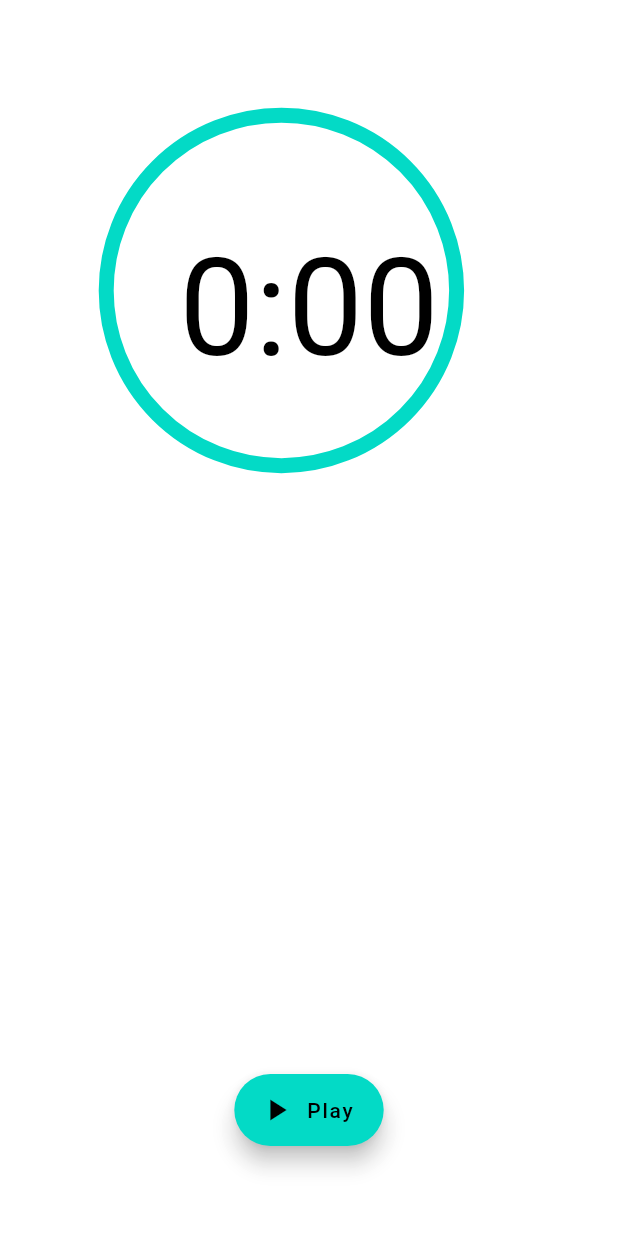
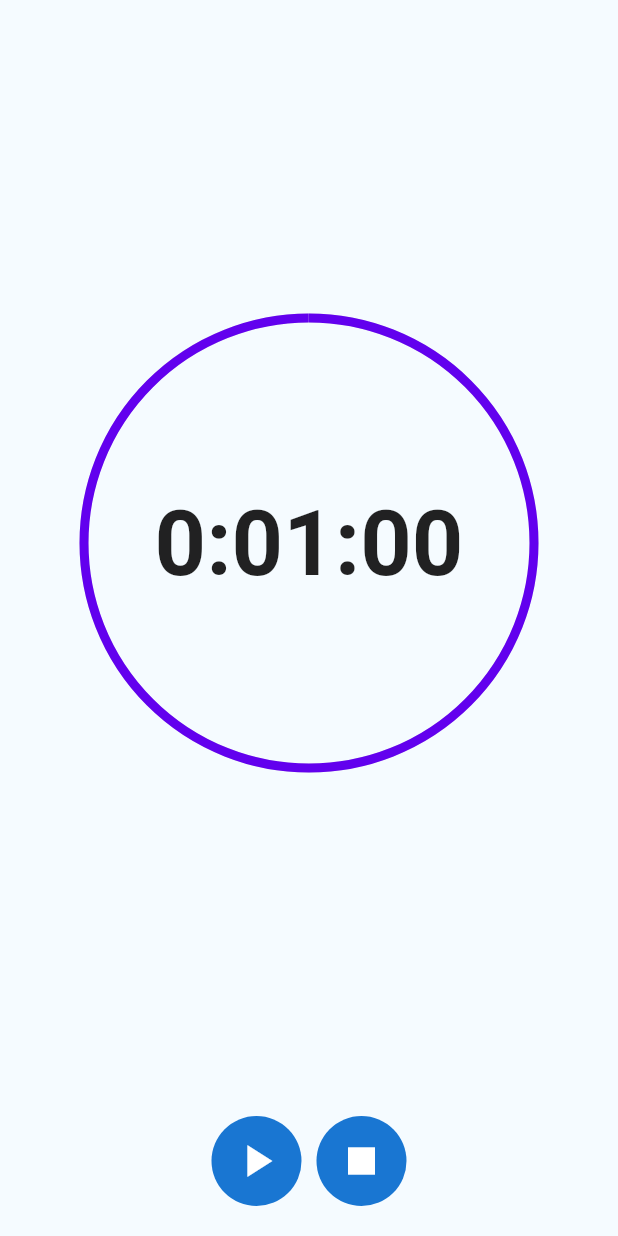
Before and after one commit to AlvinKuruvilla/stand-up, a Flutter app: the CountDownTimer screen opened directly, on a phone screen of 412 x 824 dp. Run offline on Flutter 3.47's test engine with Material 2 defaults, Android fonts, the phone set to English and light mode, and no system bars; drawn by our look-alikes of overlay_support; our stand-ins replace firebase_core, introduction_screen, settings_ui; accounts and stored records are empty.

Commit message:
Add firebase support and notifications when timer expires

```diff
--- a/stand_up/lib/Widgets/Timer/animated_clock.dart
+++ b/stand_up/lib/Widgets/Timer/animated_clock.dart
@@ -1,8 +1,8 @@
+import 'package:flutter/cupertino.dart';
 import 'package:flutter/material.dart';
-import 'package:stand_up/Widgets/Timer/timer_painter.dart';
+import 'package:overlay_support/overlay_support.dart';
+import 'package:stand_up/Widgets/Timer/round_button.dart';
 
-// TODO: The pause button does not turn back into a play button when pressed
-// TODO: Add functionality to reset the timer when a session is started
 class CountDownTimer extends StatefulWidget {
   const CountDownTimer({super.key});
 
@@ -14,10 +14,42 @@ class CountDownTimer extends StatefulWidget {
 class _CountDownTimerState extends State<CountDownTimer>
     with TickerProviderStateMixin {
   late AnimationController controller;
+  bool isPlaying = false;
 
-  String get timerString {
-    Duration duration = controller.duration! * controller.value;
-    return '${duration.inMinutes}:${(duration.inSeconds % 60).toString().padLeft(2, '0')}';
+  String get countText {
+    Duration count = controller.duration! * controller.value;
+    return controller.isDismissed
+        ? '${controller.duration!.inHours}:${(controller.duration!.inMinutes % 60).toString().padLeft(2, '0')}:${(controller.duration!.inSeconds % 60).toString().padLeft(2, '0')}'
+        : '${count.inHours}:${(count.inMinutes % 60).toString().padLeft(2, '0')}:${(count.inSeconds % 60).toString().padLeft(2, '0')}';
+  }
+
+  double progress = 1.0;
+
+  void notify() {
+    if (countText == '0:00:00') {
+      showOverlayNotification((context) {
+        return Card(
+          margin: const EdgeInsets.symmetric(horizontal: 4),
+          child: SafeArea(
+            child: ListTile(
+              leading: SizedBox.fromSize(
+                  size: const Size(40, 40),
+                  child: ClipOval(
+                      child: Container(
+                    color: Colors.black,
+                  ))),
+              title: const Text('Standup'),
+              subtitle: const Text('Your standing session has finished!'),
+              trailing: IconButton(
+                  icon: const Icon(Icons.close),
+                  onPressed: () {
+                    OverlaySupportEntry.of(context)?.dismiss();
+                  }),
+            ),
+          ),
+        );
+      }, duration: const Duration(milliseconds: 4000));
+    }
   }
 
   @override
@@ -25,88 +57,122 @@ class _CountDownTimerState extends State<CountDownTimer>
     super.initState();
     controller = AnimationController(
       vsync: this,
-      duration: const Duration(minutes: 2),
+      duration: const Duration(seconds: 60),
     );
+
+    controller.addListener(() {
+      notify();
+      if (controller.isAnimating) {
+        setState(() {
+          progress = controller.value;
+        });
+      } else {
+        setState(() {
+          progress = 1.0;
+          isPlaying = false;
+        });
+      }
+    });
+  }
+
+  @override
+  void dispose() {
+    controller.dispose();
+    super.dispose();
   }
 
   @override
   Widget build(BuildContext context) {
-    ThemeData themeData = Theme.of(context);
     return Scaffold(
-      backgroundColor: Colors.white10,
-      body: AnimatedBuilder(
+      backgroundColor: const Color(0xfff5fbff),
+      body: Column(
+        children: [
+          Expanded(
+            child: Stack(
+              alignment: Alignment.center,
+              children: [
+                SizedBox(
+                  width: 300,
+                  height: 300,
+                  child: CircularProgressIndicator(
+                    backgroundColor: Colors.grey.shade300,
+                    value: progress,
+                    strokeWidth: 6,
+                  ),
+                ),
+                GestureDetector(
+                  onTap: () {
+                    if (controller.isDismissed) {
+                      showModalBottomSheet(
+                        context: context,
+                        builder: (context) => SizedBox(
+                          height: 300,
+                          child: CupertinoTimerPicker(
+                            initialTimerDuration: controller.duration!,
+                            onTimerDurationChanged: (time) {
+                              setState(() {
+                                controller.duration = time;
+                              });
+                            },
+                          ),
+                        ),
+                      );
+                    }
+                  },
+                  child: AnimatedBuilder(
                     animation: controller,
-          builder: (context, child) {
-            return Stack(
-              children: <Widget>[
-                Padding(
-                  padding: const EdgeInsets.all(60.0),
-                  child: Column(
-                    mainAxisAlignment: MainAxisAlignment.spaceBetween,
-                    children: <Widget>[
-                      Expanded(
-                        child: Align(
-                          alignment: FractionalOffset.topCenter,
-                          child: AspectRatio(
-                            aspectRatio: 1.0,
-                            child: Stack(
-                              children: <Widget>[
-                                Positioned.fill(
-                                  child: CustomPaint(
-                                      painter: CustomTimerPainter(
-                                    animation: controller,
-                                    backgroundColor: Colors.white,
-                                    color: themeData.indicatorColor,
-                                  )),
+                    builder: (context, child) => Text(
+                      countText,
+                      style: const TextStyle(
+                        fontSize: 60,
+                        fontWeight: FontWeight.bold,
                       ),
-                                Align(
-                                  alignment: FractionalOffset.center,
-                                  child: Column(
-                                    mainAxisAlignment:
-                                        MainAxisAlignment.spaceEvenly,
-                                    crossAxisAlignment:
-                                        CrossAxisAlignment.center,
-                                    children: <Widget>[
-                                      Text(
-                                        timerString,
-                                        style: const TextStyle(
-                                            fontSize: 90.0,
-                                            color: Colors.black),
                     ),
-                                    ],
                   ),
                 ),
               ],
             ),
           ),
+          Padding(
+            padding: const EdgeInsets.symmetric(horizontal: 10, vertical: 20),
+            child: Row(
+              mainAxisAlignment: MainAxisAlignment.center,
+              children: [
+                GestureDetector(
+                  onTap: () {
+                    if (controller.isAnimating) {
+                      controller.stop();
+                      setState(() {
+                        isPlaying = false;
+                      });
+                    } else {
+                      controller.reverse(
+                          from: controller.value == 0 ? 1.0 : controller.value);
+                      setState(() {
+                        isPlaying = true;
+                      });
+                    }
+                  },
+                  child: RoundButton(
+                    icon: isPlaying == true ? Icons.pause : Icons.play_arrow,
                   ),
                 ),
-                      AnimatedBuilder(
-                          animation: controller,
-                          builder: (context, child) {
-                            return FloatingActionButton.extended(
-                                onPressed: () {
-                                  if (controller.isAnimating) {
-                                    controller.stop();
-                                  } else {
-                                    controller.reverse(
-                                        from: controller.value == 0.0
-                                            ? 1.0
-                                            : controller.value);
-                                  }
+                GestureDetector(
+                  onTap: () {
+                    controller.reset();
+                    setState(() {
+                      isPlaying = false;
+                    });
                   },
-                                icon: Icon(controller.isAnimating
-                                    ? Icons.pause
-                                    : Icons.play_arrow),
-                                label: Text(
-                                    controller.isAnimating ? "Pause" : "Play"));
-                          }),
-                    ],
+                  child: const RoundButton(
+                    icon: Icons.stop,
                   ),
                 ),
               ],
-            );
-          }),
+            ),
+          )
+        ],
+      ),
     );
   }
 }
--- /dev/null
+++ b/stand_up/lib/Widgets/Timer/round_button.dart
@@ -0,0 +1,25 @@
+import 'package:flutter/material.dart';
+
+class RoundButton extends StatelessWidget {
+  const RoundButton({
+    Key? key,
+    required this.icon,
+  }) : super(key: key);
+  final IconData icon;
+
+  @override
+  Widget build(BuildContext context) {
+    return Padding(
+      padding: const EdgeInsets.symmetric(
+        horizontal: 5,
+      ),
+      child: CircleAvatar(
+        radius: 30,
+        child: Icon(
+          icon,
+          size: 36,
+        ),
+      ),
+    );
+  }
+}
--- a/stand_up/lib/Widgets/Timer/timer_painter.dart
+++ /dev/null
@@ -1,37 +0,0 @@
-import 'package:flutter/material.dart';
-import 'dart:math' as math;
-
-// TODO: Show timer progress as it gets closer to zero
-
-class CustomTimerPainter extends CustomPainter {
-  CustomTimerPainter({
-    required this.animation,
-    required this.backgroundColor,
-    required this.color,
-  }) : super(repaint: animation);
-
-  final Animation<double> animation;
-  final Color backgroundColor, color;
-
-  @override
-  void paint(Canvas canvas, Size size) {
-    Paint paint = Paint()
-      ..color = backgroundColor
-      ..strokeWidth = 10.0
-      ..strokeCap = StrokeCap.butt
-      ..style = PaintingStyle.stroke;
-
-    canvas.drawCircle(size.center(Offset.zero), size.width / 0.1, paint);
-    paint.color = color;
-    double progress = (1.0 - animation.value) * 2 * math.pi;
-    canvas.drawArc(Offset.fromDirection(1.0, 20) & size / 1.25, math.pi * 1.5,
-        -progress, false, paint);
-  }
-
-  @override
-  bool shouldRepaint(CustomTimerPainter oldDelegate) {
-    return animation.value != oldDelegate.animation.value ||
-        color != oldDelegate.color ||
-        backgroundColor != oldDelegate.backgroundColor;
-  }
-}
--- a/stand_up/pubspec.yaml
+++ b/stand_up/pubspec.yaml
@@ -38,9 +38,10 @@ dependencies:
   cupertino_icons: ^1.0.2
   introduction_screen: ^3.0.2
   http: ^0.13.5
-  stripe_payment: ^1.1.4
   provider: ^6.0.4
   settings_ui: ^2.0.2
+  firebase_core: ^2.1.1
+  overlay_support: ^2.1.0
 dev_dependencies:
   flutter_test:
     sdk: flutter
```
Also changed, not shown: stand_up/lib/main.dart (+11 -3 lines), stand_up/lib/firebase_options.dart (added), 8 other files. Lines whose indentation alone changed are shown as unchanged.
